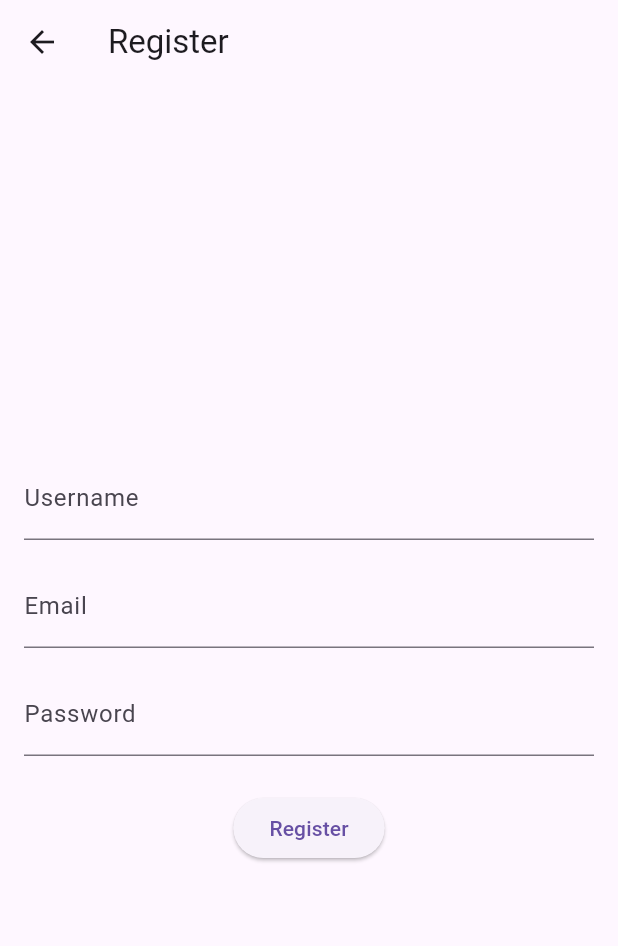
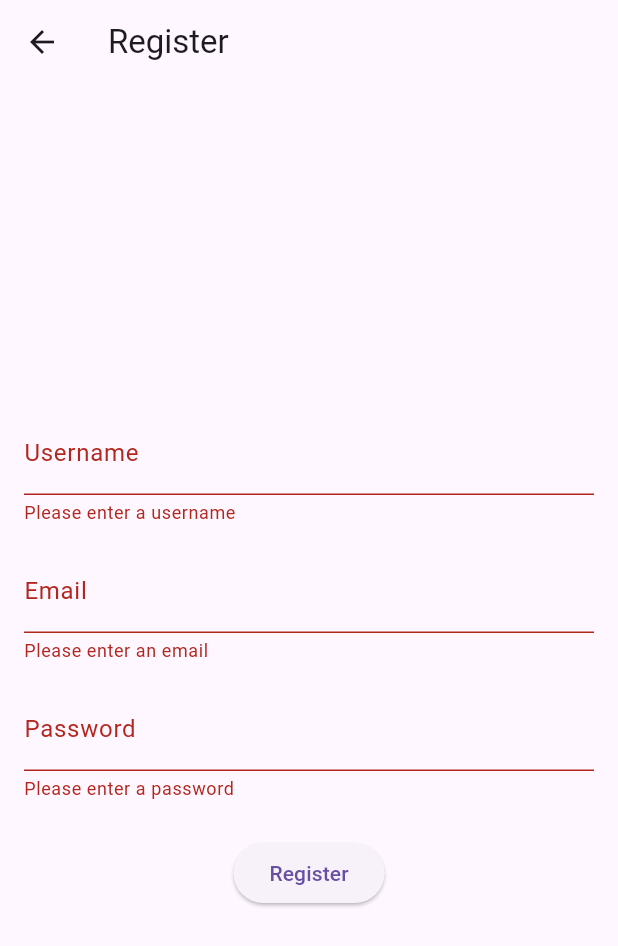
Before and after one commit to notpran/prico, a Flutter app: the RegistrationScreen screen opened directly, after a tap on "Register", on a phone screen of 412 x 824 dp. Shown: the top 946 px of the screen. Run offline on Flutter 3.47's test engine with Material 3 defaults, Android fonts, the phone set to English and light mode, and no system bars; our stand-ins replace shared_preferences, socket_io_client; missing offline and left inert: flutter_syntax_view; accounts and stored records are empty; network calls fail.

Commit message:
Refactor authentication screens to use form validation and API integration; add file detail screen for code display
Version 0.1 beta

```diff
--- /dev/null
+++ b/frontend/lib/api/auth_api.dart
@@ -0,0 +1,42 @@
+import 'dart:convert';
+import 'package:http/http.dart' as http;
+import 'package:shared_preferences/shared_preferences.dart';
+
+class AuthApi {
+  final String _baseUrl = 'http://localhost:8000/api/v1';
+
+  Future<bool> login(String email, String password) async {
+    final response = await http.post(
+      Uri.parse('$_baseUrl/auth/login/access-token'),
+      headers: {'Content-Type': 'application/x-www-form-urlencoded'},
+      body: {'username': email, 'password': password},
+    );
+
+    if (response.statusCode == 200) {
+      final data = json.decode(response.body);
+      final prefs = await SharedPreferences.getInstance();
+      await prefs.setString('token', data['access_token']);
+      return true;
+    } else {
+      return false;
+    }
+  }
+
+  Future<void> logout() async {
+    final prefs = await SharedPreferences.getInstance();
+    await prefs.remove('token');
+  }
+
+  Future<bool> register(String username, String email, String password) async {
+    final response = await http.post(
+      Uri.parse('$_baseUrl/auth/register'),
+      headers: {'Content-Type': 'application/json'},
+      body: json.encode({
+        'username': username,
+        'email': email,
+        'password': password,
+      }),
+    );
+    return response.statusCode == 200;
+  }
+}
--- a/frontend/lib/screens/auth/registration_screen.dart
+++ b/frontend/lib/screens/auth/registration_screen.dart
@@ -1,6 +1,41 @@
 import 'package:flutter/material.dart';
+import 'package:prico/api/auth_api.dart';
+import 'package:prico/screens/auth/login_screen.dart';
 
-class RegistrationScreen extends StatelessWidget {
+class RegistrationScreen extends StatefulWidget {
+  @override
+  _RegistrationScreenState createState() => _RegistrationScreenState();
+}
+
+class _RegistrationScreenState extends State<RegistrationScreen> {
+  final _formKey = GlobalKey<FormState>();
+  final AuthApi authApi = AuthApi();
+  String _username = '';
+  String _email = '';
+  String _password = '';
+
+  void _register() {
+    if (_formKey.currentState!.validate()) {
+      _formKey.currentState!.save();
+      authApi.register(_username, _email, _password).then((success) {
+        if (success) {
+          Navigator.pushAndRemoveUntil(
+            context,
+            MaterialPageRoute(builder: (context) => LoginScreen()),
+            (Route<dynamic> route) => false,
+          );
+          ScaffoldMessenger.of(context).showSnackBar(
+            SnackBar(content: Text('Registration successful! Please log in.')),
+          );
+        } else {
+          ScaffoldMessenger.of(context).showSnackBar(
+            SnackBar(content: Text('Registration failed')),
+          );
+        }
+      });
+    }
+  }
+
   @override
   Widget build(BuildContext context) {
     return Scaffold(
@@ -8,32 +43,39 @@ class RegistrationScreen extends StatelessWidget {
       body: Center(
         child: Padding(
           padding: const EdgeInsets.all(16.0),
+          child: Form(
+            key: _formKey,
             child: Column(
               mainAxisAlignment: MainAxisAlignment.center,
               children: [
-              TextField(
+                TextFormField(
                   decoration: InputDecoration(labelText: 'Username'),
+                  validator: (value) => value!.isEmpty ? 'Please enter a username' : null,
+                  onSaved: (value) => _username = value!,
                 ),
                 SizedBox(height: 16),
-              TextField(
+                TextFormField(
                   decoration: InputDecoration(labelText: 'Email'),
+                  validator: (value) => value!.isEmpty ? 'Please enter an email' : null,
+                  onSaved: (value) => _email = value!,
                 ),
                 SizedBox(height: 16),
-              TextField(
+                TextFormField(
                   decoration: InputDecoration(labelText: 'Password'),
                   obscureText: true,
+                  validator: (value) => value!.isEmpty ? 'Please enter a password' : null,
+                  onSaved: (value) => _password = value!,
                 ),
                 SizedBox(height: 24),
                 ElevatedButton(
-                onPressed: () {
-                  // Handle registration logic
-                },
+                  onPressed: _register,
                   child: Text('Register'),
                 ),
               ],
             ),
           ),
         ),
+      ),
     );
   }
 }
```
Also changed, not shown: frontend/lib/models/message.dart (+52 -0 lines), frontend/lib/screens/auth/login_screen.dart (+40 -10 lines), frontend/lib/screens/project/file_detail_screen.dart (added, +26 -0 lines), frontend/lib/screens/project/project_detail_screen.dart (+9 -0 lines), frontend/pubspec.yaml (+21 -0 lines). Lines whose indentation alone changed are shown as unchanged.
